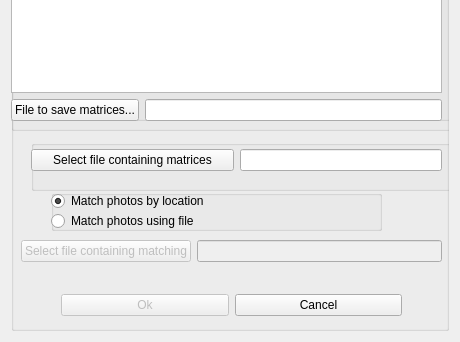
Aspirisha/Thermal_vision, file dialog.ui: the form before one commit; both pictures show x 0 to 460 and y 351 to 693 of the 460 by 693 pixel window.
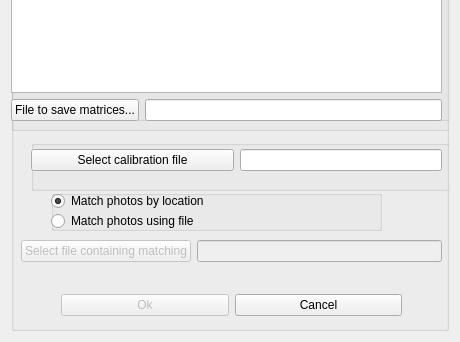
The form after the commit.

Patch:
```diff
--- a/dialog.ui
+++ b/dialog.ui
@@ -746,7 +746,7 @@
            </sizepolicy>
           </property>
           <property name="text">
-           <string>Select file containing matrices</string>
+           <string>Select calibration file</string>
           </property>
          </widget>
         </item>
```
